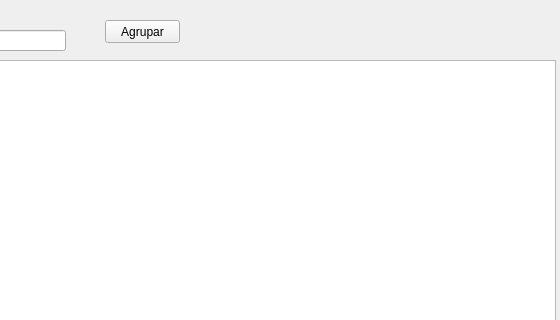
Qt form busqueda.ui (Matias2178/Sistema_Postventa) before a commit; both pictures show x 535 to 1095 and y 0 to 320 of the 1095 by 486 pixel window.
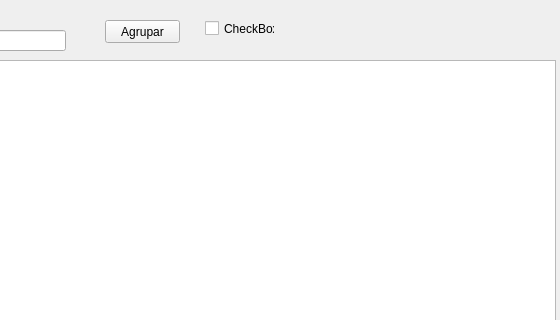
The same form after that commit.

Patch:
```diff
--- a/busqueda.ui
+++ b/busqueda.ui
@@ -151,6 +151,19 @@
     <string>Agrupar</string>
    </property>
   </widget>
+  <widget class="QCheckBox" name="EditarEquipo">
+   <property name="geometry">
+    <rect>
+     <x>740</x>
+     <y>20</y>
+     <width>70</width>
+     <height>17</height>
+    </rect>
+   </property>
+   <property name="text">
+    <string>CheckBox</string>
+   </property>
+  </widget>
  </widget>
  <resources/>
  <connections>
```
